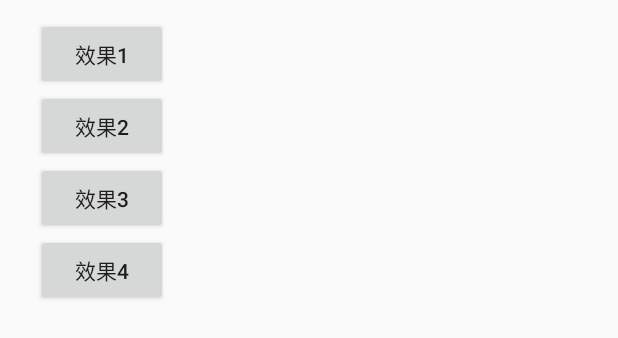
After one commit to windr0id/ACam, an Android app: the layout popwindow_tools.xml on its own in the app's theme, with its tools: preview values and no code run, on a phone screen of 412 x 824 dp. The commit adds this screen. Shown: the top 338 px of the screen. Run offline under Robolectric (Android 15) with nearby library versions, the phone set to English and light mode, and no system bars.

Commit message:
popUpWindow_tools

```diff
--- a/app/src/main/res/layout/activity_main.xml
+++ b/app/src/main/res/layout/activity_main.xml
@@ -13,6 +13,7 @@
         android:layout_height="wrap_content"
         android:layout_margin="12dp"
         android:layout_weight="1"
+        android:background="@drawable/ic_launcher_foreground"
         android:contentDescription="TODO" />
 
     <TextView
--- /dev/null
+++ b/app/src/main/res/layout/popwindow_tools.xml
@@ -0,0 +1,34 @@
+<?xml version="1.0" encoding="utf-8"?>
+<LinearLayout xmlns:android="http://schemas.android.com/apk/res/android"
+    android:layout_width="wrap_content"
+    android:layout_height="wrap_content"
+    android:orientation="vertical"
+    android:paddingBottom="12dp"
+    android:paddingLeft="24dp"
+    android:paddingRight="24dp"
+    android:paddingTop="12dp">
+
+    <Button
+        android:id="@+id/button"
+        android:layout_width="match_parent"
+        android:layout_height="wrap_content"
+        android:text="效果1" />
+
+    <Button
+        android:id="@+id/button2"
+        android:layout_width="match_parent"
+        android:layout_height="wrap_content"
+        android:text="效果2" />
+
+    <Button
+        android:id="@+id/button3"
+        android:layout_width="match_parent"
+        android:layout_height="wrap_content"
+        android:text="效果3" />
+
+    <Button
+        android:id="@+id/button4"
+        android:layout_width="match_parent"
+        android:layout_height="wrap_content"
+        android:text="效果4" />
+</LinearLayout>
```
Also changed, not shown: app/src/main/java/com/acam/MainActivity.java (+37 -0 lines).
